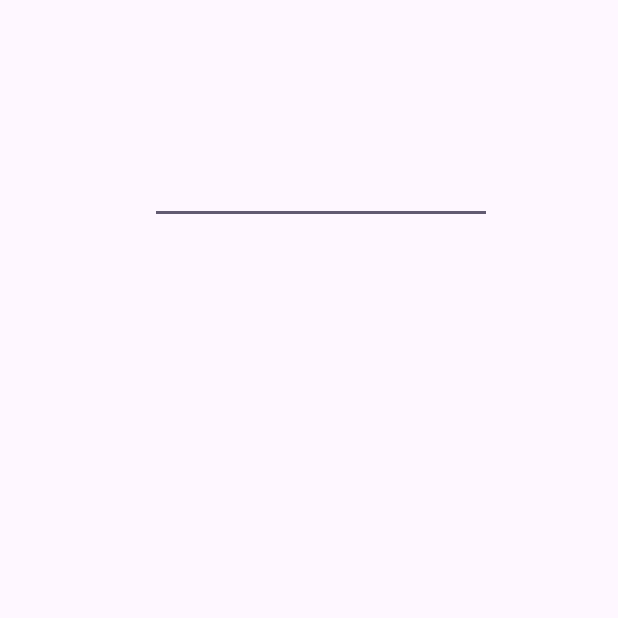
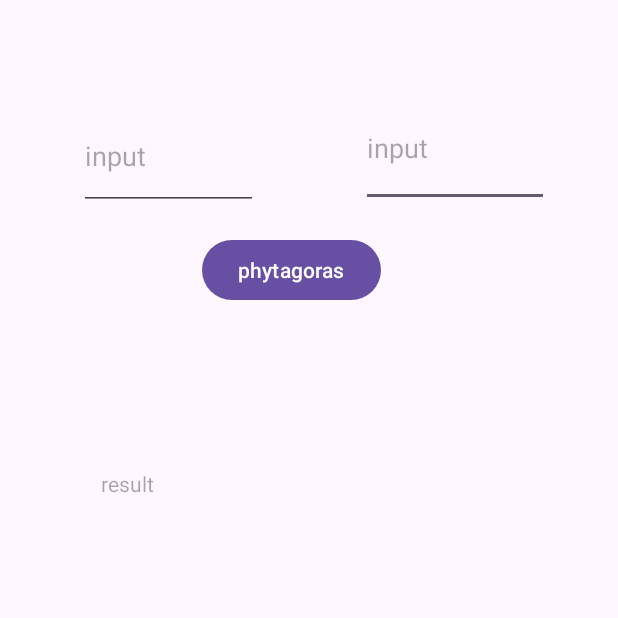
Before and after one commit to LeoAhrau/Calculator, an Android app: the screen it shows after launch (MainActivity), on a phone screen of 412 x 824 dp, the top half of it. Before the commit the part shown is almost empty. Run offline under Robolectric (Android 15) with nearby library versions, the phone set to English and light mode, and no system bars; 5 statements that could not run were skipped.

Commit message:
första itterationen av phytagoras metoden.

```diff
--- a/app/src/main/res/layout/activity_main.xml
+++ b/app/src/main/res/layout/activity_main.xml
@@ -6,12 +6,48 @@
     android:layout_height="match_parent"
     tools:context=".MainActivity">
 
+
+    <TextView
+        android:id="@+id/tv_result"
+        android:layout_width="231dp"
+        android:layout_height="71dp"
+        android:layout_marginBottom="440dp"
+        android:hint="@string/result"
+        app:layout_constraintBottom_toBottomOf="parent"
+        app:layout_constraintEnd_toEndOf="parent"
+        app:layout_constraintHorizontal_bias="0.372"
+        app:layout_constraintStart_toStartOf="parent" />
+
     <EditText
-        android:id="@+id/editText"
-        android:layout_width="228dp"
-        android:layout_height="41dp"
-        android:layout_marginStart="100dp"
-        android:layout_marginTop="108dp"
+        android:id="@+id/et_x"
+        android:hint="@string/input"
+        android:layout_width="125dp"
+        android:layout_height="78dp"
+        android:layout_marginTop="60dp"
+        app:layout_constraintEnd_toEndOf="parent"
+        app:layout_constraintHorizontal_bias="0.839"
+        app:layout_constraintStart_toStartOf="parent"
+        app:layout_constraintTop_toTopOf="parent" />
+
+    <EditText
+        android:id="@+id/et_y"
+        android:hint="@string/input"
+        android:layout_width="119dp"
+        android:layout_height="72dp"
+        android:layout_marginTop="68dp"
+        app:layout_constraintEnd_toEndOf="parent"
+        app:layout_constraintHorizontal_bias="0.181"
+        app:layout_constraintStart_toStartOf="parent"
+        app:layout_constraintTop_toTopOf="parent" />
+
+    <Button
+        android:id="@+id/phytagoras_btn"
+        android:layout_width="wrap_content"
+        android:layout_height="wrap_content"
+        android:layout_marginTop="156dp"
+        android:text="@string/phytagoras"
+        app:layout_constraintEnd_toEndOf="parent"
+        app:layout_constraintHorizontal_bias="0.46"
         app:layout_constraintStart_toStartOf="parent"
         app:layout_constraintTop_toTopOf="parent" />
 
--- a/app/src/main/res/values/strings.xml
+++ b/app/src/main/res/values/strings.xml
@@ -1,3 +1,7 @@
 <resources>
     <string name="app_name">Calculator</string>
+    <string name="phytagoras">phytagoras</string>
+    <string name="input">input</string>
+    <string name="result">result</string>
+
 </resources>
```
Also changed, not shown: app/src/main/java/com/example/calculator/MainActivity.java (+36 -0 lines).
